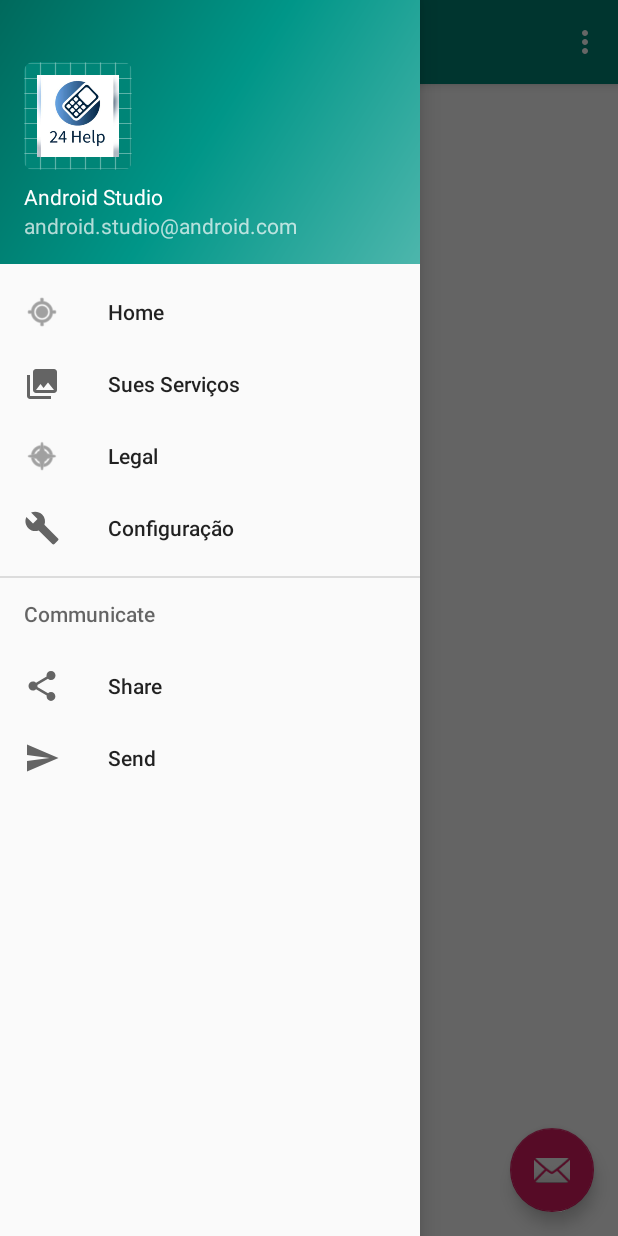
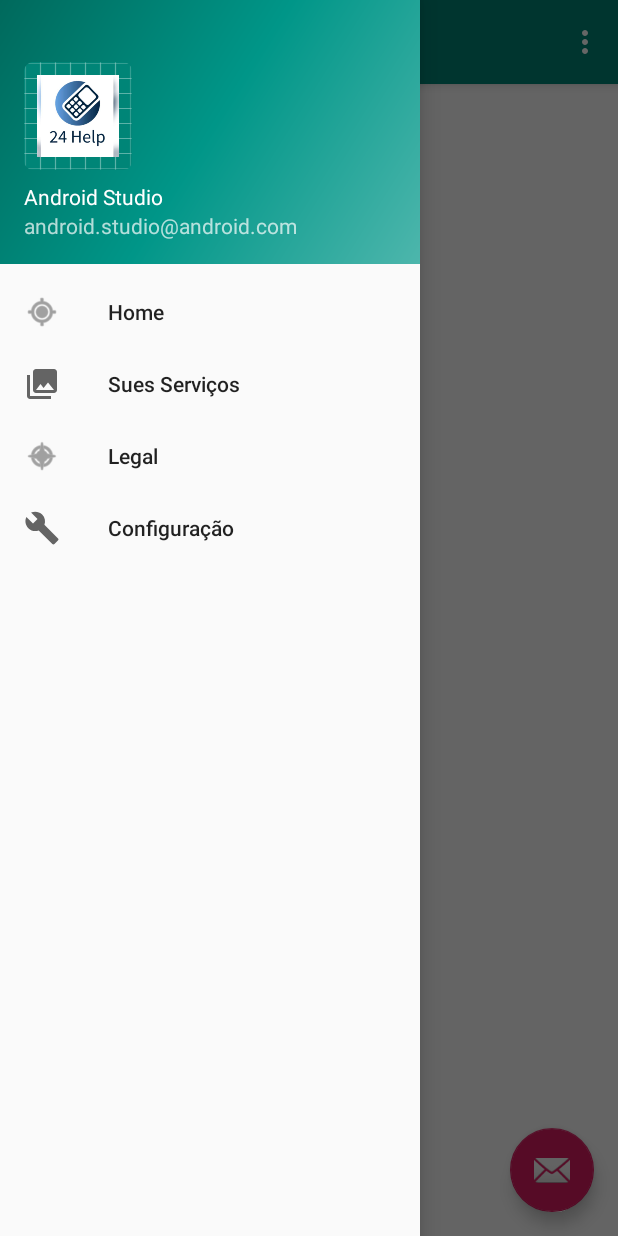
Before and after one commit to MaviaLima/Projeto24Help, an Android app: the NavigationActivity screen opened directly, with no data from a screen before it, with the side drawer open, on a phone screen of 412 x 824 dp. Run offline under Robolectric (Android 15) with nearby library versions, the phone set to English and light mode, and no system bars.

Commit message:
commit adicional

```diff
--- a/app/src/main/java/a24help/com/a24help/NavigationActivity.java
+++ b/app/src/main/java/a24help/com/a24help/NavigationActivity.java
@@ -92,15 +92,16 @@ public class NavigationActivity extends AppCompatActivity
             Intent intent = new Intent(this, MapsActivity.class);
             startActivity(intent);
         } else if (id == R.id.nav_slideshow) {
-
+            Intent intent = new Intent(this, AuthActivity.class);
+            startActivity(intent);
 
         } else if (id == R.id.nav_manage) {
-
-        } else if (id == R.id.nav_share) {
-
-        } else if (id == R.id.nav_send) {
-
         }
+//        } else if (id == R.id.nav_share) {
+//
+//        } else if (id == R.id.nav_send) {
+//
+//        }
 
         DrawerLayout drawer = (DrawerLayout) findViewById(R.id.drawer_layout);
         drawer.closeDrawer(GravityCompat.START);
--- a/app/src/main/res/menu/activity_navigation_drawer.xml
+++ b/app/src/main/res/menu/activity_navigation_drawer.xml
@@ -22,17 +22,17 @@
             android:title="Configuração" />
     </group>
 
-    <item android:title="Communicate">
-        <menu>
-            <item
-                android:id="@+id/nav_share"
-                android:icon="@drawable/ic_menu_share"
-                android:title="Share" />
-            <item
-                android:id="@+id/nav_send"
-                android:icon="@drawable/ic_menu_send"
-                android:title="Send" />
-        </menu>
-    </item>
+    <!--<item android:title="Communicate">-->
+        <!--<menu>-->
+            <!--<item-->
+                <!--android:id="@+id/nav_share"-->
+                <!--android:icon="@drawable/ic_menu_share"-->
+                <!--android:title="Share" />-->
+            <!--<item-->
+                <!--android:id="@+id/nav_send"-->
+                <!--android:icon="@drawable/ic_menu_send"-->
+                <!--android:title="Send" />-->
+        <!--</menu>-->
+    <!--</item>-->
 
 </menu>
```
